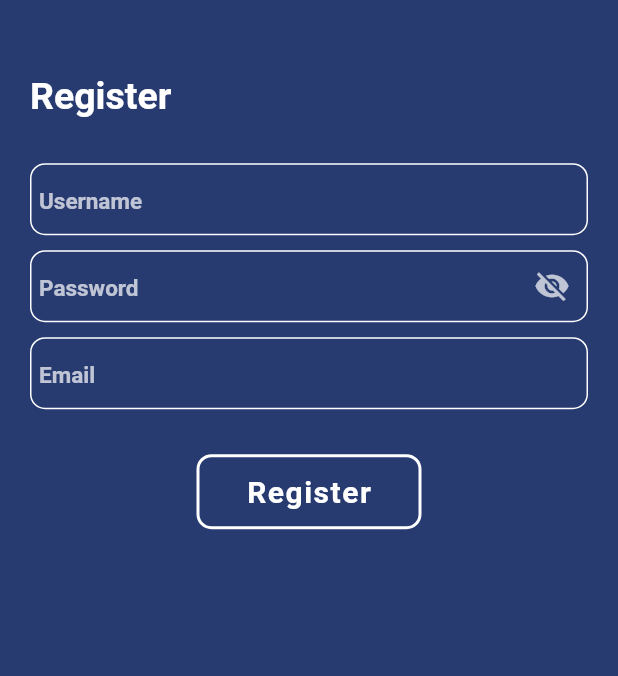
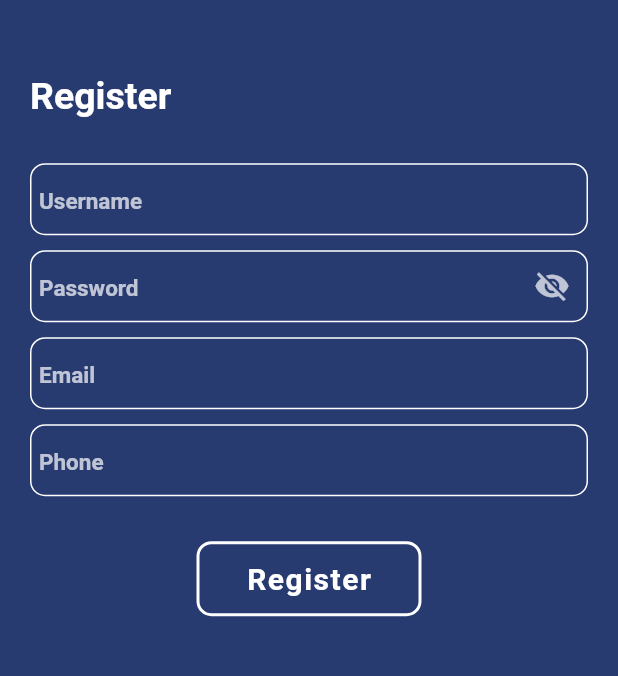
Before and after one commit to vignesh-cloud-prog/Expertis-frontend, a Flutter app: the RegisterPage screen opened by its route, on a phone screen of 412 x 824 dp, the part 238-914 px from its top. Run offline on Flutter 3.47's test engine with Material 2 defaults, Android fonts, the light colour scheme and no system bars; drawn by our look-alikes of snippet_coder_utils; our stand-ins replace shared_preferences; accounts and stored records are empty; network calls fail.

Commit message:
signup and login completed
Signed-off-by: vignesh-cloud-prog <vigneshun80@gmail.com>

```diff
--- a/lib/assets/config.dart
+++ b/lib/assets/config.dart
@@ -1,7 +1,7 @@
 
    const String appName = "Expertis";
-   const String apiURL = '192.168.124.158:4000'; //PROD_URL
-  //  const String apiURL = 'expertis-api.herokuapp.com'; //PROD_URL
+  //  const String apiURL = '127.0.0.1:4000'; //PROD_URL
+   const String apiURL = "expertis-api.herokuapp.com"; //PROD_URL
   //  const String apiURL = '10.0.2.2:4000'; //PROD_URL
    const String loginAPI = "/users/login";
    const String registerAPI = "/users/register";
--- a/lib/main.dart
+++ b/lib/main.dart
@@ -5,15 +5,15 @@ import 'pages/register_page.dart';
 import 'services/user_storage.dart';
 import 'assets/config.dart' as Constants;
 
-Widget _defaultHome = const HomePage();
+Widget _defaultHome = const LoginPage();
 
 void main() async {
   WidgetsFlutterBinding.ensureInitialized();
 
   // Get result of the login function.
   var user = await UserStorage.getUserToken();
-  if (user == null) {
-    _defaultHome = const LoginPage();
+  if (user != null) {
+    _defaultHome = const HomePage();
   }
 
   runApp(const MyApp());
--- a/lib/models/register_request_model.dart
+++ b/lib/models/register_request_model.dart
@@ -1,24 +1,28 @@
 class RegisterRequestModel {
   RegisterRequestModel({
-    this.username,
+    this.name,
     this.password,
     this.email,
+    this.phone,
   });
-  late final String? username;
+  late final String? name;
   late final String? password;
   late final String? email;
+  late final String? phone;
 
   RegisterRequestModel.fromJson(Map<String, dynamic> json) {
-    username = json['username'];
+    name = json['name'];
     password = json['password'];
     email = json['email'];
+    phone = json['phone'];
   }
 
   Map<String, dynamic> toJson() {
     final _data = <String, dynamic>{};
-    _data['username'] = username;
+    _data['name'] = name;
     _data['password'] = password;
     _data['email'] = email;
+    _data['phone'] = phone;
     return _data;
   }
 }
--- a/lib/pages/login_page.dart
+++ b/lib/pages/login_page.dart
@@ -217,7 +217,8 @@ class _LoginPageState extends State<LoginPage> {
                         isApiCallProcess = false;
                       });
 
-                      if (response) {
+                      if (response['message'].toString().toLowerCase() ==
+                          "success") {
                         Navigator.pushNamedAndRemoveUntil(
                           context,
                           '/home',
@@ -227,7 +228,7 @@ class _LoginPageState extends State<LoginPage> {
                         FormHelper.showSimpleAlertDialog(
                           context,
                           Constants.appName,
-                          "Invalid Email/Password !!",
+                          response['message'],
                           "OK",
                           () {
                             Navigator.of(context).pop();
--- a/lib/pages/register_page.dart
+++ b/lib/pages/register_page.dart
@@ -20,6 +20,7 @@ class _RegisterPageState extends State<RegisterPage> {
   String? userName;
   String? password;
   String? email;
+  String? phone;
 
   @override
   void initState() {
@@ -193,6 +194,31 @@ class _RegisterPageState extends State<RegisterPage> {
               borderRadius: 10,
             ),
           ),
+          Padding(
+            padding: const EdgeInsets.only(bottom: 10),
+            child: FormHelper.inputFieldWidget(
+              context,
+              "Phone",
+              "Phone",
+              (onValidateVal) {
+                if (onValidateVal.isEmpty) {
+                  return 'Phone can\'t be empty.';
+                }
+
+                return null;
+              },
+              (onSavedVal) => {
+                phone = onSavedVal,
+              },
+              initialValue: "",
+              borderFocusColor: Colors.white,
+              prefixIconColor: Colors.white,
+              borderColor: Colors.white,
+              textColor: Colors.white,
+              hintColor: Colors.white.withOpacity(0.7),
+              borderRadius: 10,
+            ),
+          ),
           const SizedBox(
             height: 20,
           ),
@@ -206,9 +232,10 @@ class _RegisterPageState extends State<RegisterPage> {
                   });
 
                   RegisterRequestModel model = RegisterRequestModel(
-                    username: userName,
+                    name: userName,
                     password: password,
                     email: email,
+                    phone: phone,
                   );
 
                   APIService.register(model).then(
@@ -221,7 +248,7 @@ class _RegisterPageState extends State<RegisterPage> {
                         FormHelper.showSimpleAlertDialog(
                           context,
                           Constants.appName,
-                          "Registration Successful. Please login to the account",
+                          "Registration Successful. Please Check your email to verify and login to the account",
                           "OK",
                           () {
                             Navigator.pushNamedAndRemoveUntil(
```
Also changed, not shown: lib/models/register_response_model.dart (+4 -4 lines), lib/services/api_service.dart (+12 -9 lines).
